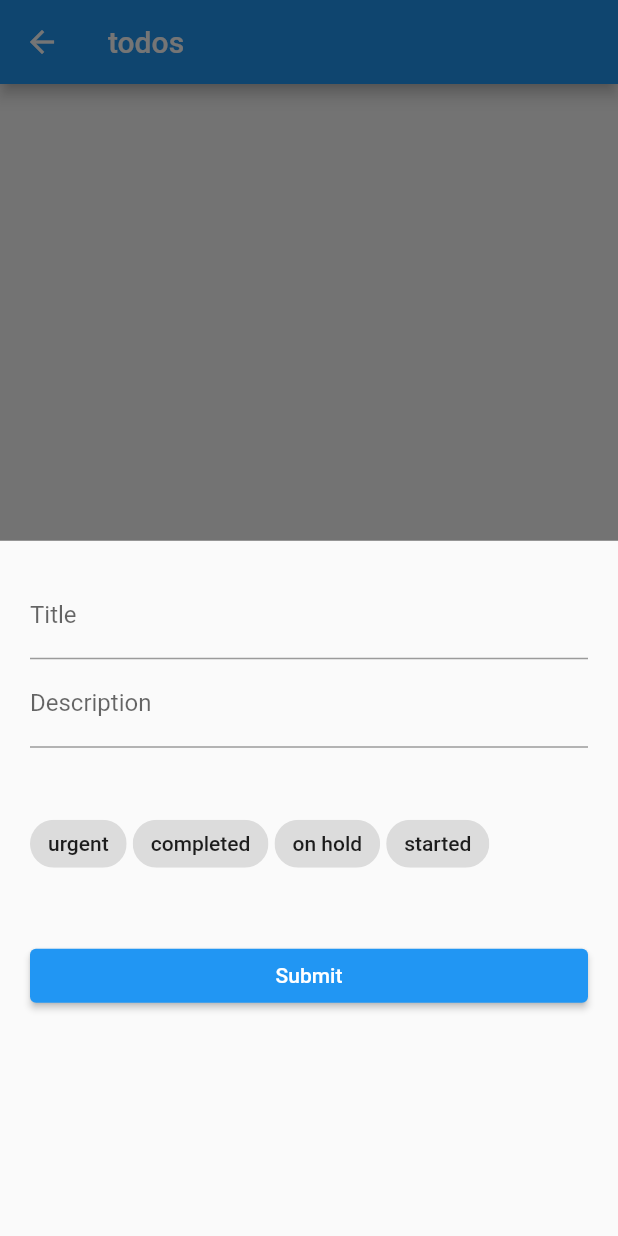
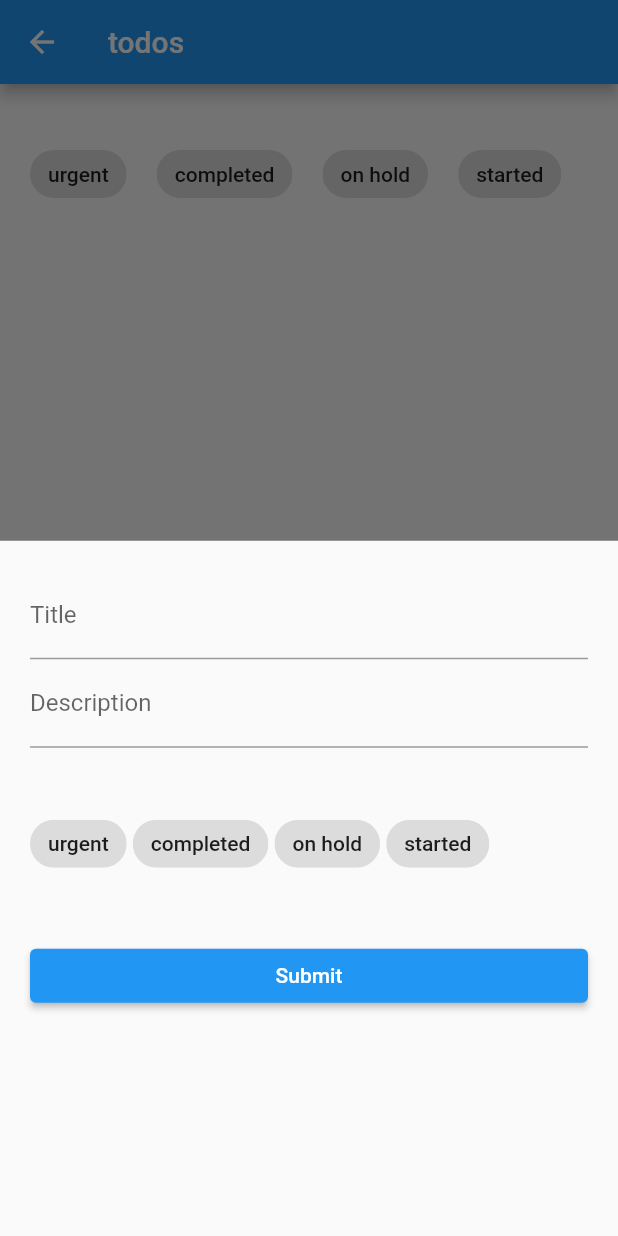
Before and after one commit to asadnq/flutter-firestore-todo, a Flutter app: the screen it shows after launch, after a tap on the "add" icon, on a phone screen of 412 x 824 dp. Run offline on Flutter 3.47's test engine with Material 2 defaults, Android fonts, the phone set to English and light mode, and no system bars; our stand-ins replace cloud_firestore, firebase_core, rxdart; accounts and stored records are empty.

Commit message:
feat: update and delete todo

```diff
--- /dev/null
+++ b/lib/constants/constants.dart
@@ -0,0 +1,8 @@
+class Constants {
+  static const List<String> todoTags = [
+    'urgent',
+    'completed',
+    'on hold',
+    'started'
+  ];
+}
--- a/lib/resources/todo_database.dart
+++ b/lib/resources/todo_database.dart
@@ -29,13 +29,6 @@ class TodoDatabase {
     _todoController.sink.add(snapshots);
   }
 
-  Stream<Set<String>> get todoTagsStream {
-    return firestore.collection('todos').snapshots().map((snapshot) =>
-        snapshot.docs.map((doc) => TodoModel.fromJson(doc.data()).tags).fold(
-            <String>[],
-            (List<String> result, element) => [...result, ...element]).toSet());
-  }
-
   Future<void> addTodo(TodoModel todo) async {
     final uuid = Uuid();
     final data = TodoModel.update(todo, id: uuid.v4());
@@ -49,7 +42,11 @@ class TodoDatabase {
     _todoController.close();
   }
 
-  Future<void> updateTodo(TodoModel todo) async {
-    await firestore.collection('todos').doc(todo.id).set(todo.toJson());
+  Future<void> updateTodo(String id, TodoModel todo) async {
+    await firestore.collection('todos').doc(id).set(todo.toJson());
+  }
+
+  Future<void> deleteTodo(String id) async {
+    await firestore.collection('todos').doc(id).delete();
   }
 }
--- a/lib/views/screens/create_todo.dart
+++ b/lib/views/screens/create_todo.dart
@@ -1,9 +1,8 @@
 import 'package:flutter/material.dart';
+import 'package:reactive_fl_app/constants/constants.dart';
 import 'package:reactive_fl_app/models/TodoModel.dart';
 import 'package:reactive_fl_app/resources/todo_database.dart';
 import 'package:provider/provider.dart';
-
-final todoTags = ['urgent', 'completed', 'on hold', 'started'];
 
 class CreateTodo extends StatefulWidget {
   @override
@@ -34,7 +33,7 @@ class _CreateTodoState extends State<CreateTodo> {
             height: 40,
           ),
           Wrap(
-            children: todoTags
+            children: Constants.todoTags
                 .map((tag) => Padding(
                       padding: EdgeInsets.only(right: 4),
                       child: InputChip(
--- a/lib/views/screens/todo_list.dart
+++ b/lib/views/screens/todo_list.dart
@@ -1,11 +1,11 @@
 import 'package:flutter/material.dart';
-import 'package:cloud_firestore/cloud_firestore.dart';
 import 'package:provider/provider.dart';
+import 'package:reactive_fl_app/constants/constants.dart';
 
 import 'package:reactive_fl_app/models/TodoModel.dart';
-import 'package:reactive_fl_app/resources/todo_api_provider.dart';
 import 'package:reactive_fl_app/views/screens/create_todo.dart';
 import 'package:reactive_fl_app/resources/todo_database.dart';
+import 'package:reactive_fl_app/views/screens/todo_detail.dart';
 
 class TodoList extends StatefulWidget {
   static const routeName = '/home';
@@ -28,6 +28,11 @@ class _TodoListState extends State<TodoList> {
   initState() {
     super.initState();
     context.read<TodoDatabase>().fetchTodoList();
+    WidgetsBinding.instance.addPostFrameCallback((_) {
+      setState(() {
+        filterTags = [];
+      });
+    });
   }
 
   @override
@@ -44,9 +49,12 @@ class _TodoListState extends State<TodoList> {
       ),
       body: Column(
         children: [
-          SizedBox(
+          Padding(
+            padding: EdgeInsets.symmetric(horizontal: 20),
+            child: SizedBox(
               height: 120,
               child: _buildTagList(context),
+            ),
           ),
           Expanded(
             child: _buildTodoList(context),
@@ -63,19 +71,18 @@ class _TodoListState extends State<TodoList> {
   }
 
   Widget _buildTagList(BuildContext context) {
-    return StreamBuilder<Set<String>>(
-      stream: context.read<TodoDatabase>().todoTagsStream,
-      builder: (_, snapshot) {
-        if (snapshot.hasData) {
-          final tags = snapshot.data.toList();
-          return ListView.builder(
+    return ListView.separated(
+      separatorBuilder: (_, __) => SizedBox(
+        width: 20,
+      ),
       scrollDirection: Axis.horizontal,
-            itemCount: tags.length,
+      itemCount: Constants.todoTags.length,
       itemBuilder: (_, index) {
-              final tag = tags[index];
+        final tag = Constants.todoTags[index];
         return InputChip(
           label: Text(tag),
           selected: filterTags.contains(tag),
+          selectedColor: Colors.pinkAccent,
           onPressed: () {
             setState(() {
               if (filterTags.contains(tag)) {
@@ -84,9 +91,7 @@ class _TodoListState extends State<TodoList> {
                 filterTags.add(tag);
               }
 
-                    context
-                        .read<TodoDatabase>()
-                        .fetchTodoList(tags: filterTags);
+              context.read<TodoDatabase>().fetchTodoList(tags: filterTags);
             });
           },
         );
@@ -94,35 +99,34 @@ class _TodoListState extends State<TodoList> {
     );
   }
 
-        return CircularProgressIndicator();
-      },
-    );
-  }
-
   Widget _buildTodoList(BuildContext context) {
-    // final service = TodoApiProvider();
-    // return StreamBuilder<List<TodoModel>>(
-    // stream: context.watch<TodoDatabase>().todosStream(),
-    // stream: db.todosStream(),
     return StreamBuilder<Stream<List<TodoModel>>>(
       stream: context.watch<TodoDatabase>().todoList,
       builder: (context, snapshot) {
-        if (snapshot.hasData) {
+        if (snapshot.connectionState == ConnectionState.active) {
           return StreamBuilder<List<TodoModel>>(
             stream: snapshot.data,
             builder: (context, snapshot) {
               if (snapshot.hasData &&
                   snapshot.connectionState == ConnectionState.active) {
-                // if (snapshot.hasData) {
-                // final todos = snapshot.data.docs
-                //     .map((doc) => TodoModel.fromJson(doc.data()))
-                //     .toList();
                 final todos = snapshot.data;
+
+                if (todos.isEmpty) {
+                  return Center(child: Text('No items'));
+                }
+
                 return ListView.builder(
                   itemCount: todos.length,
                   itemBuilder: (_, index) {
                     final todo = todos[index];
                     return ListTile(
+                      onTap: () {
+                        Navigator.push(
+                            context,
+                            MaterialPageRoute(
+                              builder: (_) => TodoDetail(todo: todo),
+                            ));
+                      },
                       title: Text(todo.title),
                       subtitle: todo.tags.isEmpty
                           ? Text('no provided tags')
@@ -136,8 +140,11 @@ class _TodoListState extends State<TodoList> {
                 );
               }
 
-              return Text(
-                  '${snapshot.connectionState.toString()} ${snapshot.hasData}');
+              if (snapshot.connectionState == ConnectionState.waiting) {
+                return Center(child: CircularProgressIndicator());
+              }
+
+              return Center(child: Text('unkown error occured'));
             },
           );
         }
```
Also changed, not shown: lib/views/screens/todo_detail.dart (+117 -0 lines). Lines whose indentation alone changed are shown as unchanged.
